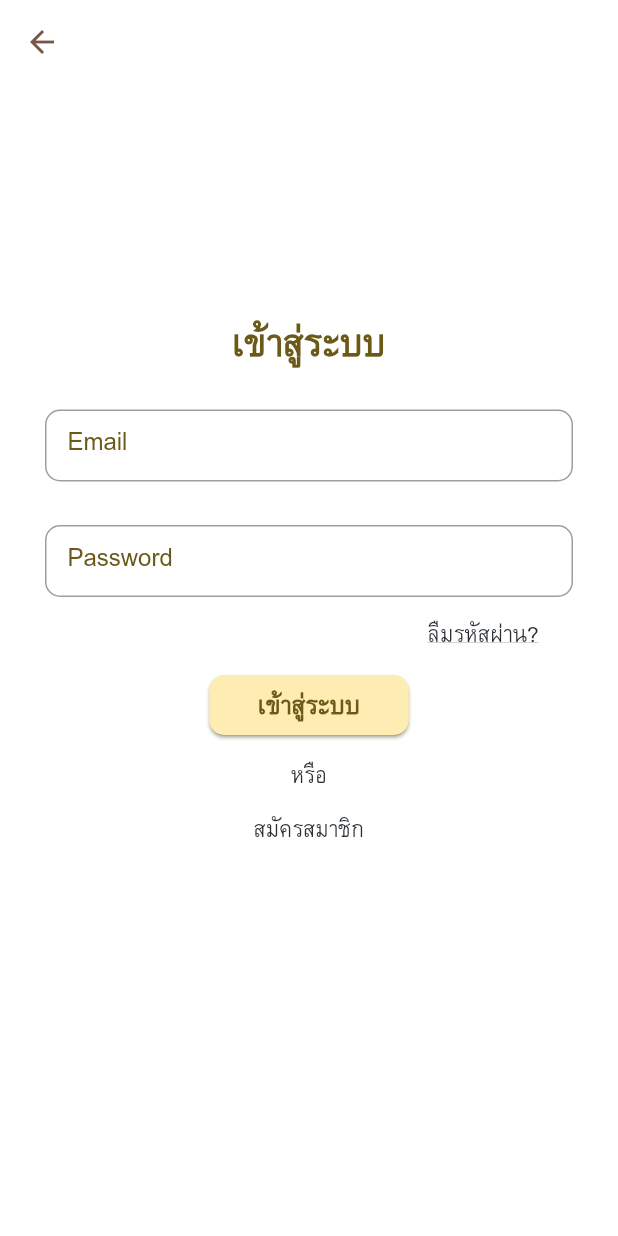
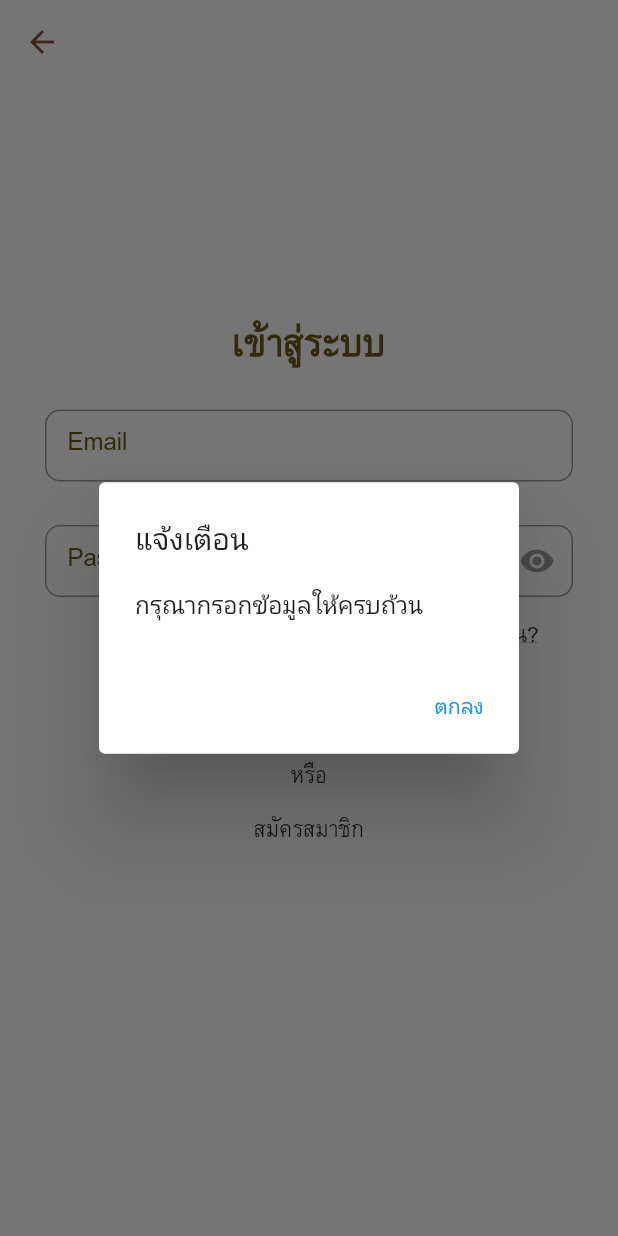
Before and after one commit to magomie/Health-reminders, a Flutter app: the loginPage screen opened directly, after a tap on "เข้าสู่ระบบ", on a phone screen of 412 x 824 dp. Run offline on Flutter 3.47's test engine with Material 2 defaults, Android fonts, the phone set to English and light mode, and no system bars; our stand-ins replace page_transition, toggle_switch.

Commit message:
Login (ยังไม่ setup API)

```diff
--- /dev/null
+++ b/health_reminders/lib/controller/operator.dart
@@ -0,0 +1,11 @@
+import 'package:flutter/material.dart';
+import 'package:health_reminders/controller/endpoin.dart';
+
+class UserOperator {
+  static Future<bool> login(
+      BuildContext context, String email, String password) async {
+    final bool success = await APIEndpoint.login(context, email, password);
+
+    return success;
+  }
+}
--- a/health_reminders/lib/pages/lanrelog/login.dart
+++ b/health_reminders/lib/pages/lanrelog/login.dart
@@ -6,12 +6,21 @@ import 'package:health_reminders/styles/color.dart';
 import 'package:health_reminders/styles/text.dart';
 import 'package:page_transition/page_transition.dart';
 
-class loginPage extends StatelessWidget {
+import '../../controller/operator.dart';
+
+class loginPage extends StatefulWidget {
   @override
-  Widget build(BuildContext context) {
+  _loginPageState createState() => _loginPageState();
+}
+
+class _loginPageState extends State<loginPage> {
   final TextEditingController emailController = TextEditingController();
   final TextEditingController passwordController = TextEditingController();
 
+  bool obscureText = true; // ประกาศตัวแปรสำหรับเก็บสถานะการแสดงรหัสผ่าน
+
+  @override
+  Widget build(BuildContext context) {
     return Scaffold(
       backgroundColor: white,
       resizeToAvoidBottomInset: false,
@@ -35,7 +44,8 @@ class loginPage extends StatelessWidget {
                     color: Color.fromRGBO(107, 89, 24, 1),
                     fontFamily: 'Garuda',
                     fontWeight: FontWeight.bold,
-                      fontSize: 24),
+                    fontSize: 24,
+                  ),
                 ),
                 Column(
                   children: [
@@ -44,27 +54,35 @@ class loginPage extends StatelessWidget {
                     ),
                     Padding(
                       padding: const EdgeInsets.symmetric(
-                          horizontal: 30.0, vertical: 12.0),
+                        horizontal: 30.0,
+                        vertical: 12.0,
+                      ),
                       child: TextField(
                         controller: emailController,
                         decoration: InputDecoration(
                           labelText: 'Email',
                           labelStyle: TextStyle(
-                              color: brown, // สีของ labelText
+                            color: brown,
                             fontSize: 16,
-                              fontFamily: 'Garuda' // ขนาด font ของ labelText
+                            fontFamily: 'Garuda',
                           ),
                           contentPadding: EdgeInsets.symmetric(
-                              vertical: 12.0, horizontal: 15.0),
+                            vertical: 12.0,
+                            horizontal: 15.0,
+                          ),
                           border: OutlineInputBorder(),
                           focusedBorder: OutlineInputBorder(
-                            borderSide:
-                                BorderSide(color: Colors.grey, width: 2.0),
+                            borderSide: BorderSide(
+                              color: Colors.grey,
+                              width: 2.0,
+                            ),
                             borderRadius: BorderRadius.circular(10.0),
                           ),
                           enabledBorder: OutlineInputBorder(
-                            borderSide:
-                                BorderSide(color: Colors.grey, width: 1.0),
+                            borderSide: BorderSide(
+                              color: Colors.grey,
+                              width: 1.0,
+                            ),
                             borderRadius: BorderRadius.circular(10.0),
                           ),
                         ),
@@ -75,36 +93,58 @@ class loginPage extends StatelessWidget {
                     ),
                     Padding(
                       padding: const EdgeInsets.symmetric(
-                          horizontal: 30.0, vertical: 12.0),
+                        horizontal: 30.0,
+                        vertical: 12.0,
+                      ),
                       child: TextField(
                         controller: passwordController,
+                        obscureText:
+                            obscureText, // ใช้ค่าของ obscureText ที่ประกาศไว้
                         decoration: InputDecoration(
                           labelText: 'Password',
                           labelStyle: TextStyle(
-                              color: brown, // สีของ labelText
+                            color: brown,
                             fontSize: 16,
-                              fontFamily: 'Garuda' // ขนาด font ของ labelText
+                            fontFamily: 'Garuda',
                           ),
                           contentPadding: EdgeInsets.symmetric(
-                              vertical: 12.0, horizontal: 15.0),
+                            vertical: 12.0,
+                            horizontal: 15.0,
+                          ),
                           border: OutlineInputBorder(),
                           focusedBorder: OutlineInputBorder(
-                            borderSide:
-                                BorderSide(color: Colors.grey, width: 2.0),
+                            borderSide: BorderSide(
+                              color: Colors.grey,
+                              width: 2.0,
+                            ),
                             borderRadius: BorderRadius.circular(10.0),
                           ),
                           enabledBorder: OutlineInputBorder(
-                            borderSide:
-                                BorderSide(color: Colors.grey, width: 1.0),
+                            borderSide: BorderSide(
+                              color: Colors.grey,
+                              width: 1.0,
+                            ),
                             borderRadius: BorderRadius.circular(10.0),
+                          ),
+                          suffixIcon: IconButton(
+                            onPressed: () {
+                              setState(() {
+                                // สลับค่าให้กับ obscureText เมื่อปุ่มถูกกด
+                                obscureText = !obscureText;
+                              });
+                            },
+                            icon: Icon(
+                              obscureText
+                                  ? Icons.visibility
+                                  : Icons.visibility_off,
+                              color: obscureText ? Colors.grey : Colors.blue,
+                            ),
                           ),
                         ),
                       ),
                     ),
                   ],
                 ),
-
-                //SizedBox(height: 5,),
                 Column(
                   children: [
                     Row(
@@ -120,8 +160,12 @@ class loginPage extends StatelessWidget {
                           child: Text(
                             'ลืมรหัสผ่าน?',
                             style: TextStyle(
-                              color: const Color.fromARGB(255, 43, 48,
-                                  53), // You can change the color as needed
+                              color: const Color.fromARGB(
+                                255,
+                                43,
+                                48,
+                                53,
+                              ),
                               decoration: TextDecoration.underline,
                               fontFamily: 'Garuda',
                               fontSize: 14,
@@ -132,34 +176,57 @@ class loginPage extends StatelessWidget {
                     ),
                   ],
                 ),
-
                 SizedBox(
                   height: 10,
                 ),
                 ElevatedButton(
                   style: buttonlgin,
                   onPressed: () {
-                    // Handle the first button press
+                    if (emailController.text.isEmpty ||
+                        passwordController.text.isEmpty) {
+                      showDialog(
+                        context: context,
+                        builder: (context) {
+                          return AlertDialog(
+                            title: Text('แจ้งเตือน'),
+                            content: Text('กรุณากรอกข้อมูลให้ครบถ้วน'),
+                            actions: [
+                              TextButton(
+                                onPressed: () {
+                                  Navigator.pop(context);
+                                },
+                                child: Text('ตกลง'),
+                              ),
+                            ],
+                          );
+                        },
+                      );
+                    } else {
+                      // Proceed with login
+                      print('รอ.........');
+                      UserOperator.login(context, emailController.text,
+                          passwordController.text);
                       print('เข้าสู่ระบบ');
+                    }
                   },
                   child: Text('เข้าสู่ระบบ', style: TextStyles.Tlogin),
                 ),
-
                 SizedBox(
                   height: 10,
                 ),
-                GestureDetector(
-                  child: Text(
+                Text(
                   'หรือ',
                   style: TextStyle(
-                      color: const Color.fromARGB(255, 43, 48,
-                          53), // You can change the color as needed
+                    color: const Color.fromARGB(
+                      255,
+                      43,
+                      48,
+                      53,
+                    ),
                     fontSize: 14,
                     fontFamily: 'Garuda',
                   ),
                 ),
-                ),
-
                 SizedBox(
                   height: 10,
                 ),
@@ -178,8 +245,7 @@ class loginPage extends StatelessWidget {
                   child: Text(
                     'สมัครสมาชิก',
                     style: TextStyle(
-                      color: const Color.fromARGB(255, 43, 48,
-                          53), // You can change the color as needed
+                      color: const Color.fromARGB(255, 43, 48, 53),
                       fontSize: 14,
                       fontFamily: 'Garuda',
                     ),
--- a/health_reminders/lib/pages/main.dart
+++ b/health_reminders/lib/pages/main.dart
@@ -1,4 +1,5 @@
 import 'package:flutter/material.dart';
+import 'package:health_reminders/pages/lanrelog/home.dart';
 import 'package:health_reminders/pages/lanrelog/landing.dart';
 import 'package:health_reminders/styles/color.dart';
 
@@ -14,6 +15,9 @@ class MyApp extends StatelessWidget {
   Widget build(BuildContext context) {
     return MaterialApp(
       home: landingPage(),
+      routes: {
+        '/home': (context) => homePage(),
+      },
     );
   }
 }
--- a/health_reminders/pubspec.yaml
+++ b/health_reminders/pubspec.yaml
@@ -40,6 +40,7 @@ dependencies:
   animated_toggle_switch: ^0.8.0
   toggle_switch: ^2.1.0
   page_transition: ^2.1.0
+  http: ^0.13.5
 
 dev_dependencies:
   flutter_test:
```
Also changed, not shown: health_reminders/lib/controller/endpoin.dart (added, +40 -0 lines), health_reminders/lib/controller/plugin.dart (added, +14 -0 lines), health_reminders/lib/model/mode.dart (+10 -3 lines), health_reminders/pubspec.lock. Lines whose indentation alone changed are shown as unchanged.
